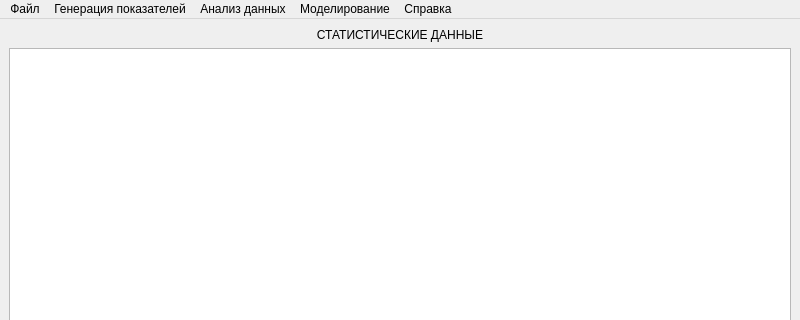
The window that statapp/ui/main_window.ui (shizand/statapp) describes before a commit, drawn with Qt 5; both pictures show x 0 to 800 and y 0 to 320 of the 800 by 600 pixel window.
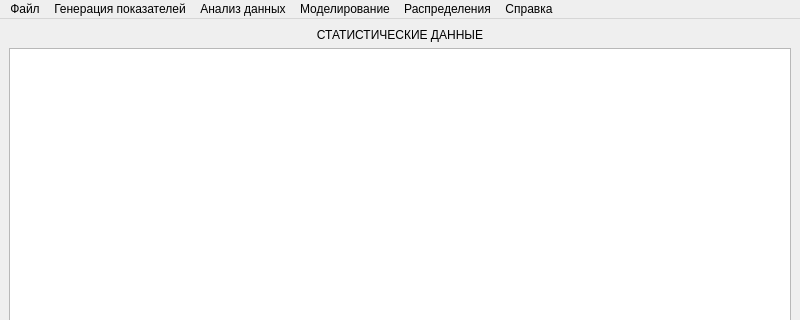
The same window after the commit.

Commit message:
feat: добавлены "Распределения" (#116)
Closes #110
Closes #111
Closes #112

Diff of the .ui file:
```diff
--- a/statapp/ui/main_window.ui
+++ b/statapp/ui/main_window.ui
@@ -40,7 +40,7 @@
      <x>0</x>
      <y>0</y>
      <width>800</width>
-     <height>22</height>
+     <height>29</height>
     </rect>
    </property>
    <widget class="QMenu" name="filemenu">
@@ -80,10 +80,19 @@
     <addaction name="usageaction"/>
     <addaction name="aboutmenuaction"/>
    </widget>
+   <widget class="QMenu" name="menu">
+    <property name="title">
+     <string>Распределения</string>
+    </property>
+    <addaction name="uniformDistributionAction"/>
+    <addaction name="normalDistributionAction"/>
+    <addaction name="exponentialDistributionAction"/>
+   </widget>
    <addaction name="filemenu"/>
    <addaction name="generatemenu"/>
    <addaction name="analyzemenu"/>
    <addaction name="modelmenu"/>
+   <addaction name="menu"/>
    <addaction name="helpmenu"/>
   </widget>
   <widget class="QStatusBar" name="statusbar"/>
```
Left out of the diff: 15 changed lines with no effect on the pictures. The commit also changes 8 other files.
